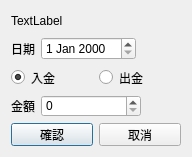
This is QtCashTransferEditDialog.ui in foxking0416/PythonStockPrice as Qt 5 draws it before an edit. The edited form follows.
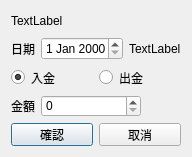
This is the edited form.

Patch:
```diff
--- a/QtCashTransferEditDialog.ui
+++ b/QtCashTransferEditDialog.ui
@@ -68,6 +68,13 @@
      <item>
       <widget class="QDateEdit" name="qtDateEdit"/>
      </item>
+     <item>
+      <widget class="QLabel" name="qtWeekdayLabel">
+       <property name="text">
+        <string>TextLabel</string>
+       </property>
+      </widget>
+     </item>
      <item>
       <spacer name="horizontalSpacer_2">
        <property name="orientation">
```
